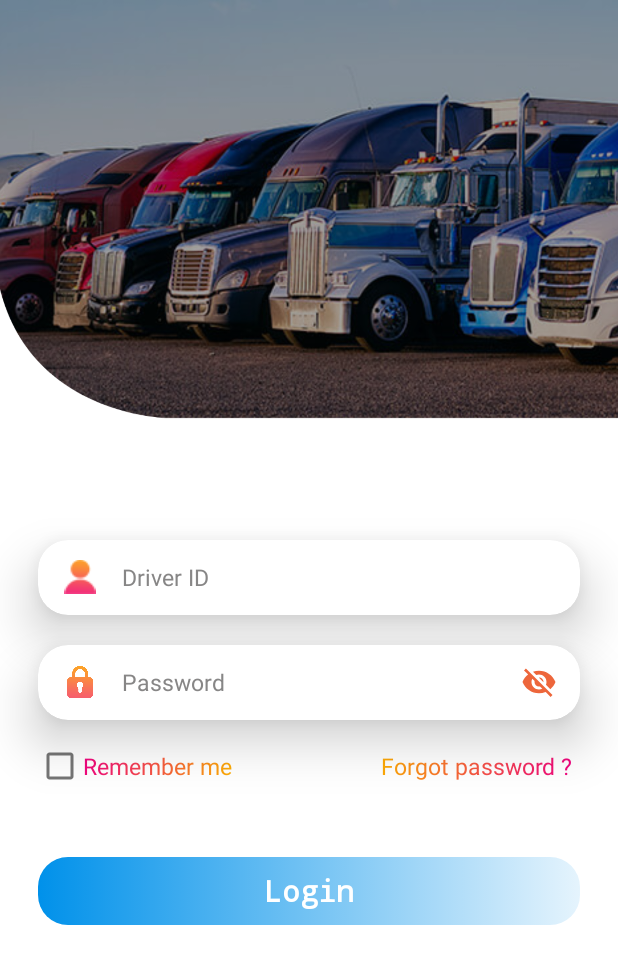
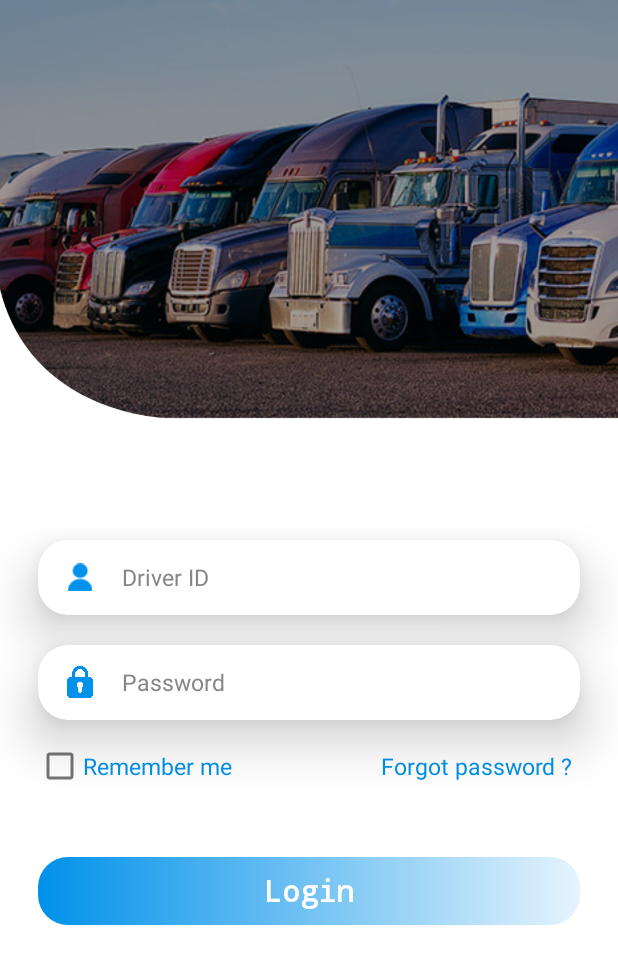
Before and after one commit to waheguru95/SparkELD, an Android app: the screen it shows after launch (Login_screen), on a phone screen of 412 x 824 dp. Shown: the top 964 px of the screen. Run offline under Robolectric (Android 15) with nearby library versions, the phone set to English and light mode, and no system bars; our stand-ins replace sdp/ssp sizes.

Commit message:
Intermitent commit

```diff
--- a/app/build.gradle
+++ b/app/build.gradle
@@ -64,7 +64,7 @@ dependencies {
     implementation 'com.google.firebase:firebase-auth'
     implementation 'com.google.firebase:firebase-firestore'
     implementation 'com.google.firebase:firebase-storage'
-
+    implementation 'com.intuit.sdp:sdp-android:1.0.6'
 
     implementation "android.arch.work:work-runtime:1.0.1"
 
--- a/app/src/main/java/com/example/eld/Login_screen.java
+++ b/app/src/main/java/com/example/eld/Login_screen.java
@@ -18,13 +18,12 @@ import android.widget.TextView;
 import android.widget.Toast;
 
 import androidx.annotation.NonNull;
-import androidx.appcompat.app.AppCompatActivity;
 
 import com.example.eld.activity.BaseActivity;
 import com.example.eld.activity.DashBoardScreen;
+import com.example.eld.activity.ForgotPasswordActivity;
+import com.example.eld.network.ApiService;
 import com.example.eld.network.RetrofitClient;
-import com.example.eld.custumclass.Helperclass;
-import com.example.eld.network.ApiService;
 import com.example.eld.network.dto.login.request.LoginRequestModel;
 import com.example.eld.network.dto.login.response.LoginResponseModel;
 import com.google.gson.Gson;
@@ -64,8 +63,8 @@ public class Login_screen extends BaseActivity {
     protected void onCreate(Bundle savedInstanceState) {
         super.onCreate(savedInstanceState);
         setContentView(R.layout.activity_login_screen);
-        text_forgot = findViewById(R.id.text_forgot);
-        rememerme = findViewById(R.id.rememerme);
+        text_forgot = findViewById(R.id.tvforgotpassword);
+        rememerme = findViewById(R.id.rememberme);
         loginbutton = findViewById(R.id.loginbutton);
         paswordedit = findViewById(R.id.paswordedit);
         etDriverId = findViewById(R.id.driverid);
@@ -73,11 +72,11 @@ public class Login_screen extends BaseActivity {
         popupdolig = new Dialog(this);
 
 
-        setcolorinrember(rememerme, getResources().getColor(R.color.second),
-                getResources().getColor(R.color.first));
-
-        setTextViewColor(text_forgot, getResources().getColor(R.color.first),
-                getResources().getColor(R.color.second));
+//        setcolorinrember(rememerme, getResources().getColor(R.color.skyblue),
+//                getResources().getColor(R.color.lightskyblue));
+//
+//        setTextViewColor(text_forgot, getResources().getColor(R.color.skyblue),
+//                getResources().getColor(R.color.lightskyblue));
         loginbutton.setOnClickListener(v -> {
             String driverId = etDriverId.getText().toString().trim();
             String paswordeditt = paswordedit.getText().toString();
@@ -89,11 +88,16 @@ public class Login_screen extends BaseActivity {
             } else if (paswordeditt.length() < 6) {
                 Toast.makeText(Login_screen.this, "Password must be at least of 6 characters", Toast.LENGTH_SHORT).show();
             } else {
-              callLoginUserApi(driverId, paswordeditt);
+                callLoginUserApi(driverId, paswordeditt);
             }
 
         });
 
+        text_forgot.setOnClickListener(v ->
+        {
+            Intent forgotPWIntent = new Intent(this, ForgotPasswordActivity.class);
+            this.startActivity(forgotPWIntent);
+        });
         paswordedit.setOnTouchListener(new View.OnTouchListener() {
             @Override
             public boolean onTouch(View v, MotionEvent event) {
@@ -137,14 +141,14 @@ public class Login_screen extends BaseActivity {
                             LoginResponseModel loginRequestModel = new Gson().fromJson(response.body().toString(), LoginResponseModel.class);
 
                             helperClass.setEmail(loginRequestModel.getData().getEmail());
-                           // Helperclass.setAuthenticToken(getToken, Login_screen.this);
-                            helperClass.setId(""+loginRequestModel.getData().getId());
+                            // Helperclass.setAuthenticToken(getToken, Login_screen.this);
+                            helperClass.setId("" + loginRequestModel.getData().getId());
                             Call<ResponseBody> driverProfileCall = apiinterface.getDriverProfile(1);
                             try {
                                 Response<ResponseBody> driverProfileResponse = driverProfileCall.execute();
                                 if (response.isSuccessful()) {
-                                     ResponseBody responseBody = driverProfileResponse.body();
-                                 } else {
+                                    ResponseBody responseBody = driverProfileResponse.body();
+                                } else {
                                     // Handle the error response here
                                     // You can get the error message from response.errorBody()
                                 }
--- a/app/src/main/java/com/example/eld/custumclass/Helperclass.java
+++ b/app/src/main/java/com/example/eld/custumclass/Helperclass.java
@@ -120,7 +120,7 @@ public class Helperclass {
     }
 
     public boolean getNetworkInfo() {
-        return sharedPreferences.getBoolean(NETWORK_INFO, false) ;
+        return sharedPreferences.getBoolean(NETWORK_INFO, true) ;
     }
 
     public void setNetworkInfo(boolean NETWORK_INFO) {
--- a/app/src/main/java/com/example/eld/network/ApiService.java
+++ b/app/src/main/java/com/example/eld/network/ApiService.java
@@ -12,6 +12,7 @@ import retrofit2.http.Field;
 import retrofit2.http.FormUrlEncoded;
 import retrofit2.http.GET;
 import retrofit2.http.Header;
+import retrofit2.http.Headers;
 import retrofit2.http.POST;
 import retrofit2.http.Query;
 
@@ -22,6 +23,8 @@ public interface ApiService {
     @POST("login/checkLogin")
     Call<JsonElement> loginUser(@Body LoginRequestModel requestModel);
 
+
+
     @FormUrlEncoded
     @POST("adduserstatus.php")
     Call<JsonObject> addstatus(@Header("Authorization")String token,
@@ -31,6 +34,11 @@ public interface ApiService {
                                 @Field("yvalues") String yvalues
 
     );
+
+    @Headers("Content-Type: application/json")
+    @POST("api/reset/sendOtp")
+    Call<JsonObject> sendOtp(@Body JsonObject requestBody);
+
     @POST("getuserstatus.php")
     Call<JsonObject> getstatus(
             @Header("Authorization")String token);
--- a/app/src/main/res/layout/activity_login_screen.xml
+++ b/app/src/main/res/layout/activity_login_screen.xml
@@ -30,12 +30,15 @@
         android:layout_width="match_parent"
         android:orientation="horizontal"
         android:layout_height="match_parent">
+
         <ImageView
             android:layout_width="25dp"
-            android:layout_height="25dp"
+            android:layout_height="20dp"
+            android:layout_gravity="center_vertical"
             android:layout_marginStart="15dp"
             android:src="@drawable/personicon"
-            android:layout_gravity="center_vertical"/>
+            android:tintMode="src_in"
+            app:tint="#0091EA" />
 
 
         <EditText
@@ -68,34 +71,37 @@
         app:cardBackgroundColor="#fff"
         app:cardCornerRadius="20dp"
         app:cardElevation="20dp">
+
         <LinearLayout
-            android:layout_width="match_parent"
-            android:orientation="horizontal"
-            android:layout_height="match_parent">
+            android:layout_width="345dp"
+            android:layout_height="match_parent"
+            android:orientation="horizontal">
+
             <ImageView
                 android:layout_width="25dp"
                 android:layout_height="25dp"
+                android:layout_gravity="center_vertical"
                 android:layout_marginStart="15dp"
                 android:src="@drawable/lockicon"
-                android:layout_gravity="center_vertical"/>
+                android:tintMode="src_in"
+                app:tint="#0091EA" />
 
 
             <EditText
                 android:id="@+id/paswordedit"
                 android:layout_width="match_parent"
                 android:layout_height="match_parent"
+                android:layout_marginTop="5dp"
+                android:layout_marginBottom="5dp"
                 android:background="#fff"
-                android:paddingEnd="15dp"
-                android:drawableRight="@drawable/ic_baseline_visibility_off_24"
                 android:hint="Password"
                 android:imeOptions="actionDone"
-                android:layout_marginTop="5dp"
-                android:layout_marginBottom="5dp"
                 android:inputType="textPassword"
                 android:paddingStart="15dp"
+                android:paddingEnd="15dp"
                 android:textColor="#000"
-                android:textSize="15sp"
-                android:textColorHint="#878686" />
+                android:textColorHint="#878686"
+                android:textSize="15sp" />
         </LinearLayout>
     </androidx.cardview.widget.CardView>
 
@@ -116,20 +122,23 @@
 
 
         <TextView
-            android:id="@+id/rememerme"
+            android:id="@+id/rememberme"
             android:layout_width="wrap_content"
             android:layout_height="wrap_content"
             android:layout_marginStart="5dp"
             android:layout_toEndOf="@+id/check_box"
             android:text="Remember me"
+            android:textColor="@color/skyblue"
+            android:textAppearance="@style/TextAppearance.AppCompat.Body1"
             android:textSize="15sp" />
 
         <TextView
-            android:id="@+id/text_forgot"
+            android:id="@+id/tvforgotpassword"
             android:layout_width="wrap_content"
             android:layout_height="wrap_content"
             android:layout_alignParentEnd="true"
             android:text="Forgot password ?"
+            android:textColor="@color/skyblue"
             android:textSize="15sp" />
 
     </RelativeLayout>
@@ -149,9 +158,9 @@
         android:layout_width="wrap_content"
         android:layout_height="wrap_content"
         android:layout_centerInParent="true"
+        android:fontFamily="monospace"
         android:text="Login"
         android:textColor="#fff"
-        android:fontFamily="monospace"
         android:textSize="20sp"
         android:textStyle="bold" />
 </RelativeLayout>
--- a/app/src/main/res/values-night/themes.xml
+++ b/app/src/main/res/values-night/themes.xml
@@ -2,12 +2,13 @@
     <!-- Base application theme. -->
     <style name="Theme.Eld" parent="Theme.MaterialComponents.DayNight.NoActionBar">
         <!-- Primary brand color. -->
-        <item name="colorPrimary">@color/purple_200</item>
-        <item name="colorPrimaryVariant">@color/purple_700</item>
+        <item name="colorPrimary">@color/skyblue</item>
+        <item name="colorPrimaryVariant">@color/lightskyblue</item>
         <item name="colorOnPrimary">@color/black</item>
         <!-- Secondary brand color. -->
-        <item name="colorSecondary">@color/teal_200</item>
-        <item name="colorSecondaryVariant">@color/teal_200</item>
+        <!-- Secondary brand color. -->
+        <item name="colorSecondary">@color/skyblue</item>
+        <item name="colorSecondaryVariant">@color/lightskyblue</item>
         <item name="colorOnSecondary">@color/black</item>
         <!-- Status bar color. -->
         <item name="android:statusBarColor" tools:targetApi="l">#000</item>
--- a/app/src/main/res/values/colors.xml
+++ b/app/src/main/res/values/colors.xml
@@ -17,4 +17,5 @@
     <color name="textgray">#808080</color>
     <color name="gray">#838383</color>
     <color name="lightgray">#1A838383</color>
+    <color name="def_stroke_color">#E2E2E2</color>
 </resources>
--- a/app/src/main/res/values/strings.xml
+++ b/app/src/main/res/values/strings.xml
@@ -7,5 +7,8 @@
     <string name="no">No</string>
     <string name="still_you_are_drive">Still you are driving or not kindly update your status</string>
     <string name="spark_eld">Spark ELD</string>
+    <string name="enter_email_for_otp">Enter your email id to reset your password</string>
+    <string name="enter_email_heading_for_otp">Enter your Email Id</string>
+    <string name="email_id_hint">email Id</string>
     <integer name="btnPlusView">1</integer>
 </resources>
--- a/app/src/main/res/values/themes.xml
+++ b/app/src/main/res/values/themes.xml
@@ -6,8 +6,8 @@
         <item name="colorPrimaryVariant">@color/lightskyblue</item>
         <item name="colorOnPrimary">@color/white</item>
         <!-- Secondary brand color. -->
-        <item name="colorSecondary">@color/teal_200</item>
-        <item name="colorSecondaryVariant">@color/teal_700</item>
+        <item name="colorSecondary">@color/skyblue</item>
+        <item name="colorSecondaryVariant">@color/lightskyblue</item>
         <item name="colorOnSecondary">@color/black</item>
         <!-- Status bar color. -->
         <item name="android:statusBarColor" tools:targetApi="l">#000</item>
@@ -24,5 +24,18 @@
         <item name="android:windowCloseOnTouchOutside">false</item>
         <item name="android:windowContentOverlay">@null</item>
     </style>
+    <style name="EditTextSignInStyle">
+        <item name="android:layout_width">match_parent</item>
+        <item name="android:layout_height">wrap_content</item>
+        <item name="android:maxLength">45</item>
+        <item name="android:maxLines">1</item>
+        <item name="android:singleLine">true</item>
+        <item name="android:textAlignment">viewStart</item>
+        <item name="android:textColor">@color/black</item>
+        <item name="android:textColorHint">@color/gray</item>
+        <item name="android:textCursorDrawable">@null</item>
+        <item name="android:textSize">@dimen/_10sdp</item>
+
+    </style>
 
 </resources>
```
Also changed, not shown: app/src/main/AndroidManifest.xml (+11 -1 lines), app/src/main/java/com/example/eld/activity/ForgotPasswordActivity.java (added, +62 -0 lines), app/src/main/java/com/example/eld/activity/ResetPasswordActivity.java (added, +16 -0 lines), app/src/main/res/layout/activity_forgot_password.xml (added, +118 -0 lines), app/src/main/res/layout/activity_otp_screen.xml (deleted, +0 -84 lines), app/src/main/res/layout/activity_reset_password.xml (added, +145 -0 lines).
